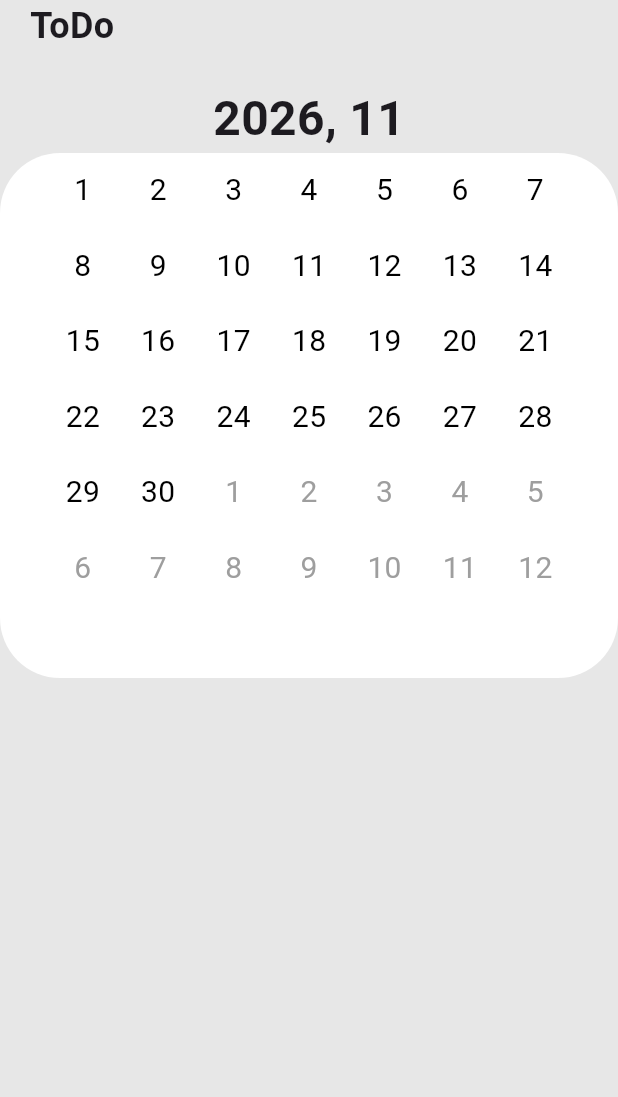
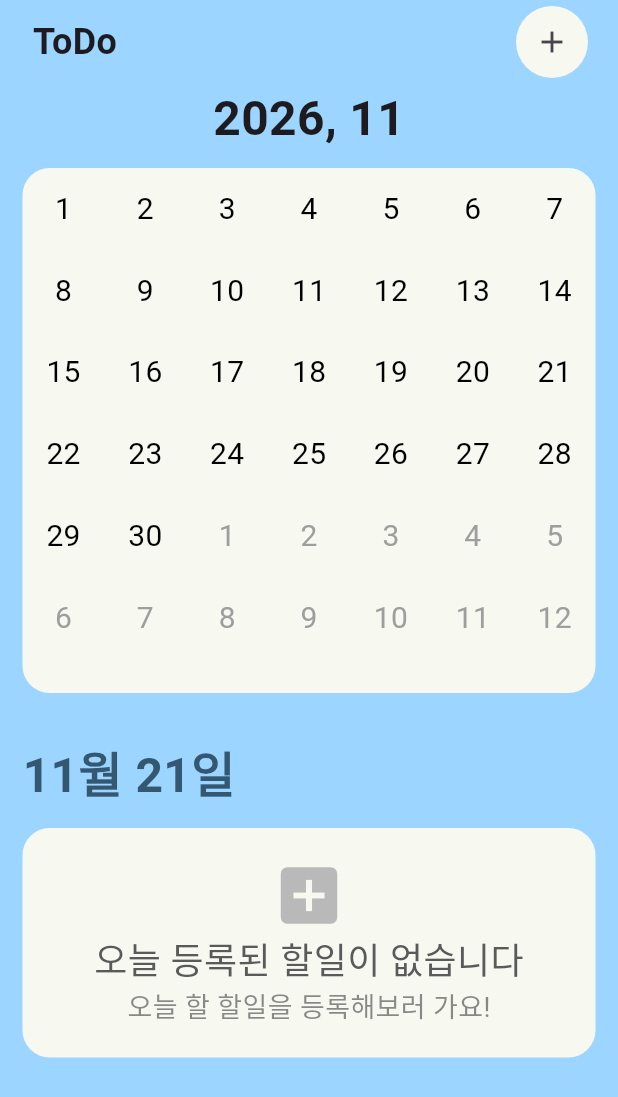
Before and after one commit to namjinw/TodoApp, a Flutter app: the screen it shows after launch, on a phone screen of 412 x 824 dp. Shown: the top 1097 px of the screen. Run offline on Flutter 3.47's test engine with Material 3 defaults, Android fonts, the phone set to English and light mode, and no system bars; our stand-ins replace shared_preferences; Roboto replaces fonts that are missing (Freesentation).

Commit message:
feat: 홈, 등록 화면 구현
홈 화면
캘린더, 오늘의 할일
등록 화면
제목, 내용, 태그 등록 팝업, 버튼 UI 개발

```diff
--- a/lib/main.dart
+++ b/lib/main.dart
@@ -1,7 +1,6 @@
 import 'package:dart_my/controller/to_do_controller.dart';
-import 'package:dart_my/model/to_do.dart';
 import 'package:dart_my/page/home.dart';
-import 'package:dart_my/util.dart';
+import 'package:dart_my/util/util.dart';
 import 'package:flutter/material.dart';
 
 Future<void> main() async {
--- a/lib/model/to_do.dart
+++ b/lib/model/to_do.dart
@@ -1,9 +1,12 @@
+import 'dart:ui';
+
 class ToDo {
   int id;
   String content;
   List<String> tag;
   String title;
   DateTime date;
+  Color color;
   DateTime createdAt;
 
   ToDo({
@@ -12,6 +15,7 @@ class ToDo {
     required this.content,
     required this.tag,
     required this.date,
+    required this.color,
     required this.createdAt,
   });
 
@@ -20,6 +24,7 @@ class ToDo {
     'title' : title,
     'content' : content,
     'tag' : tag,
+    'color' : color.toARGB32(),
     'date' : date.toIso8601String(),
     'createdAt' : createdAt.toIso8601String(),
   };
@@ -29,6 +34,7 @@ class ToDo {
     title: json['title'] ?? '',
     content: json['content'] ?? '',
     tag: List<String>.from(json['tag'] ?? []),
+    color: Color(json['color'] ?? 0xffffffff),
     date: DateTime.tryParse(json['date'] ?? '') ?? DateTime.now(),
     createdAt: DateTime.tryParse(json['createdAt'] ?? '') ?? DateTime.now(),
   );
--- a/lib/page/home.dart
+++ b/lib/page/home.dart
@@ -1,4 +1,8 @@
-import 'package:dart_my/util.dart';
+import 'package:dart_my/page/write.dart';
+import 'package:dart_my/util/color.dart';
+import 'package:dart_my/util/func.dart';
+import 'package:dart_my/util/util.dart';
+import 'package:flutter/cupertino.dart';
 import 'package:flutter/material.dart';
 import 'package:intl/intl.dart';
 
@@ -14,70 +18,140 @@ class HomePage extends StatefulWidget {
 
 class _HomePageState extends State<HomePage> {
   List<ToDo> todos = ToDoController.todos;
-  DateTime selected = DateTime.now();
-  DateTime now = DateTime.now();
+  late List<ToDo> todayTodo;
+
+  DateTime selectedDate = DateTime.now(); // 선택된 날짜
+  DateTime focusMonth = DateTime.now(); // 달력 날짜
+
   final PageController pageController = PageController(initialPage: 12);
 
-  List<DateTime> getDate(DateTime d) {
-    final first = DateTime(d.year, d.month, 1);
-    final last = DateTime(d.year, d.month + 1, 0);
-    final prev = first.weekday % 7;
-    final next = 42 - (prev + last.day);
-
-    List<DateTime> dates = [];
-
-    List.generate(
-      prev,
-      (index) => dates.add(first.subtract(Duration(days: prev - index))),
-    );
-    List.generate(
-      last.day,
-      (index) => dates.add(DateTime(d.year, d.month, index + 1)),
-    );
-    List.generate(
-      next,
-      (index) => dates.add(DateTime(d.year, d.month + 1, index + 1)),
-    );
-
-    return dates;
+  @override
+  void initState() {
+    super.initState();
+    // 할일 날짜랑 오늘 날짜랑 비교해서 오늘 할일만 가져와 리스트로 만들기
+    todayTodo = todos.where((t) => t.date == today).toList();
   }
 
   @override
   Widget build(BuildContext context) {
     return Scaffold(
-      backgroundColor: background,
+      backgroundColor: neutral,
       appBar: appBar(),
       body: content(),
     );
   }
 
   Widget content() => SafeArea(
-    child: SingleChildScrollView(child: Column(children: [calender()])),
+    child: SingleChildScrollView(
+      padding: .symmetric(horizontal: 15),
+      child: Column(
+        spacing: 30,
+        crossAxisAlignment: .start,
+        children: [calendar(), todoItems()],
+      ),
+    ),
   );
 
-  Widget calender() {
-    final dates = getDate(now);
+  Widget todoItems() => Column(
+    crossAxisAlignment: .start,
+    children: [
+      Text(
+        '${DateFormat('M월 d일').format(today)}',
+        style: TextStyle(fontSize: 32, fontWeight: .bold, color: primary),
+      ),
+      SizedBox(height: 12),
+      Container(
+        width: sizew(context),
+        decoration: BoxDecoration(color: action, borderRadius: .circular(18)),
+        padding: .symmetric(horizontal: 15, vertical: 20),
+        child: todayTodo.isEmpty
+            ? notItem()
+            : Column(
+                children: .generate(
+                  todayTodo.length,
+                  (index) => todoCard(todayTodo[index]),
+                ),
+              ),
+      ),
+    ],
+  );
+
+  Widget notItem() => Center(
+    child: Column(
+      children: [
+        Icon(Icons.add_box, color: info, size: 50),
+        Text(
+          '오늘 등록된 할일이 없습니다',
+          style: TextStyle(color: infoText, fontSize: 24),
+        ),
+        Text(
+          '오늘 할 할일을 등록해보러 가요!',
+          style: TextStyle(color: infoText.withAlpha(180), fontSize: 18),
+        ),
+      ],
+    ),
+  );
+
+  Widget todoCard(ToDo item) => Container(
+    decoration: BoxDecoration(color: item.color, borderRadius: .circular(12)),
+    padding: .all(8),
+    child: Column(
+      crossAxisAlignment: .start,
+      children: [
+        Text(
+          item.title,
+          style: TextStyle(
+            fontWeight: .bold,
+            fontSize: 24,
+            color: Colors.white,
+          ),
+        ),
+        item.tag.isNotEmpty
+            ? ListView.builder(
+                scrollDirection: .horizontal,
+                physics: BouncingScrollPhysics(),
+                itemCount: item.tag.length,
+                itemBuilder: (context, index) => Container(
+                  padding: .symmetric(horizontal: 15, vertical: 6),
+                  decoration: BoxDecoration(
+                    color: Colors.white,
+                    borderRadius: .circular(6),
+                  ),
+                  child: Text(
+                    item.tag[index],
+                    style: TextStyle(fontWeight: .bold),
+                  ),
+                ),
+              )
+            : SizedBox(),
+        Text(item.content),
+      ],
+    ),
+  );
+
+  Widget calendar() {
+    final dates = getCalendarDays(focusMonth);
 
     return Column(
       children: [
         Text(
           style: TextStyle(fontWeight: .bold, fontSize: 32),
-          '${now.year}, ${now.month}',
+          '${focusMonth.year}, ${focusMonth.month}',
         ),
+        SizedBox(height: 10),
         Container(
-          decoration: BoxDecoration(
-            color: Colors.white,
-            borderRadius: .circular(40),
-          ),
+          decoration: BoxDecoration(color: action, borderRadius: .circular(18)),
           height: 350,
           child: PageView.builder(
             controller: pageController,
             onPageChanged: (value) {
-              now = DateTime(now.year, now.month + (value - 12));
+              focusMonth = DateTime(
+                focusMonth.year,
+                focusMonth.month + (value - 12),
+              );
               setState(() {});
             },
             itemBuilder: (context, index) => GridView(
-              padding: .symmetric(horizontal: 30),
               gridDelegate: SliverGridDelegateWithFixedCrossAxisCount(
                 crossAxisCount: 7,
               ),
@@ -87,7 +161,7 @@ class _HomePageState extends State<HomePage> {
                   child: Text(
                     '${date.day}',
                     style: TextStyle(
-                      color: date.month != now.month
+                      color: date.month != focusMonth.month
                           ? Colors.grey
                           : Colors.black,
                       fontSize: 20,
@@ -105,9 +179,20 @@ class _HomePageState extends State<HomePage> {
   AppBar appBar() => AppBar(
     backgroundColor: Colors.transparent,
     leadingWidth: 100,
-    leading: Padding(
-      padding: const EdgeInsets.only(left: 20.0),
-      child: Text('ToDo', style: TextStyle(fontWeight: .bold, fontSize: 24)),
-    ),
+    leading: Center(child: Text('ToDo', style: TextStyle(fontWeight: .bold, fontSize: 24))),
+    actionsPadding: .only(right: 20),
+    actions: [
+      GestureDetector(
+        onTap: () => Navigator.push(
+          context,
+          CupertinoPageRoute(builder: (context) => WritePage()),
+        ),
+        child: Container(
+          padding: .all(12),
+          decoration: BoxDecoration(color: action, shape: .circle),
+          child: Icon(Icons.add),
+        ),
+      ),
+    ],
   );
 }
--- a/lib/util.dart
+++ /dev/null
@@ -1,4 +0,0 @@
-import 'package:flutter/material.dart';
-
-const String fonts = 'Freesentation';
-const Color background = Color(0xffe7e7e7);
--- /dev/null
+++ b/lib/util/color.dart
@@ -0,0 +1,12 @@
+import 'package:flutter/material.dart';
+
+const Color primary = Color(0xff355872);
+const Color secondary = Color(0xff7AAACE);
+const Color neutral = Color(0xff9CD5FF);
+const Color fill = Color(0xffeef6ff);
+const Color action = Color(0xffF7F8F0);
+const Color info = Color(0xFFB9B9B9);
+const Color infoText = Color(0xFF5A5A5A);
+const Color border = Color(0xff27485f);
+const Color focusBorder = Color(0xff0799ff);
+const Color errorBorder = Color(0xfff54659);
--- /dev/null
+++ b/lib/util/func.dart
@@ -0,0 +1,26 @@
+import 'package:flutter/material.dart';
+
+// 달력 일 수 구하는 함수
+List<DateTime> getCalendarDays(DateTime d) {
+  final first = DateTime(d.year, d.month, 1);
+  final last = DateTime(d.year, d.month + 1, 0);
+  final prev = first.weekday % 7;
+  final next = 42 - (prev + last.day);
+
+  List<DateTime> dates = [];
+
+  List.generate(
+    prev,
+        (index) => dates.add(first.subtract(Duration(days: prev - index))),
+  );
+  List.generate(
+    last.day,
+        (index) => dates.add(DateTime(d.year, d.month, index + 1)),
+  );
+  List.generate(
+    next,
+        (index) => dates.add(DateTime(d.year, d.month + 1, index + 1)),
+  );
+
+  return dates;
+}
--- /dev/null
+++ b/lib/util/util.dart
@@ -0,0 +1,6 @@
+import 'package:flutter/material.dart';
+
+const String fonts = 'Freesentation';
+final DateTime today = DateTime.now();
+double sizew(context) => MediaQuery.sizeOf(context).width;
+double sizeh(context) => MediaQuery.sizeOf(context).height;
```
Also changed, not shown: lib/page/widget/register_tag.dart (added, +37 -0 lines), lib/page/write.dart (added, +140 -0 lines), pubspec.lock, 2 other files.
